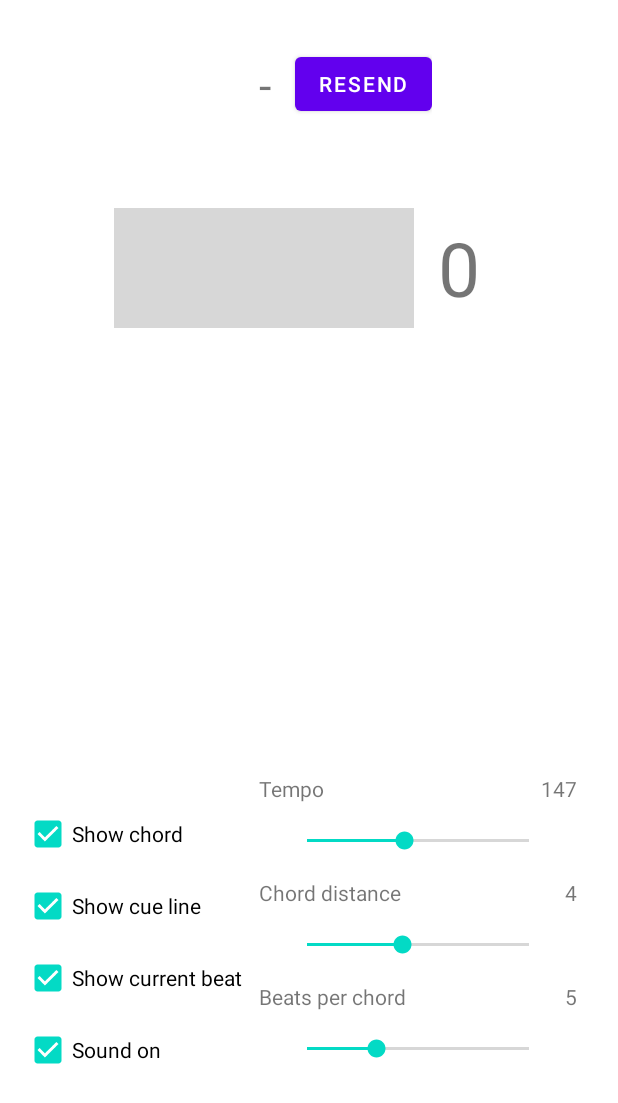
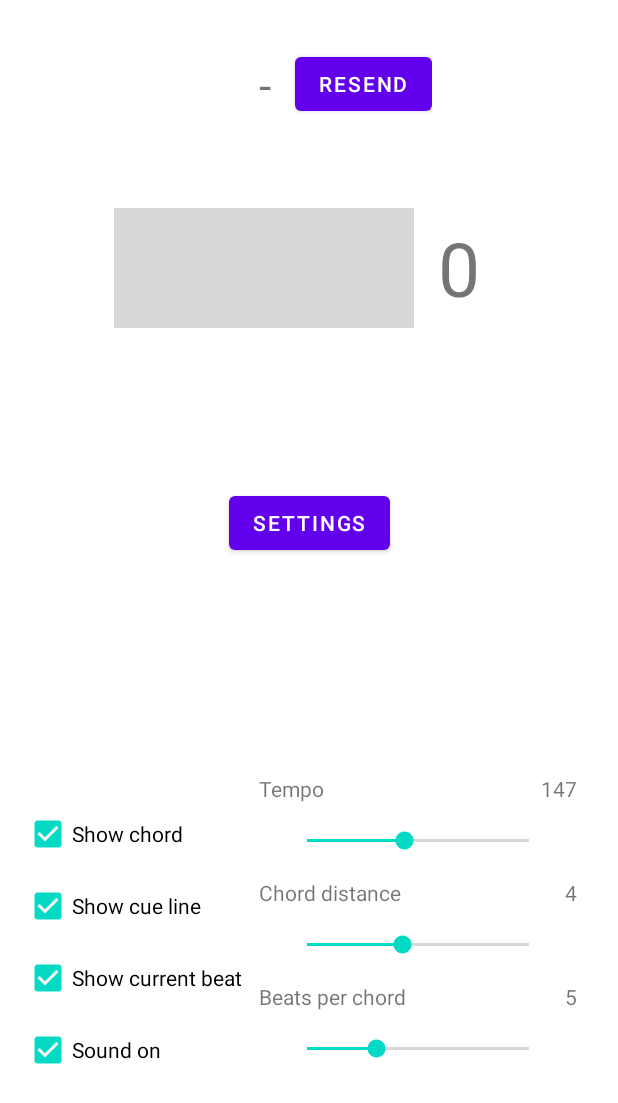
Before and after one commit to tunepruner/PianoSergeant, an Android app: the screen it shows after launch (MainActivity), on a phone screen of 412 x 824 dp. Shown: the top 1103 px of the screen. Run offline under Robolectric (Android 15) with nearby library versions, the phone set to English and light mode, and no system bars; our stand-ins replace navigation-ui; pictures from the network do not load.

Commit message:
add settings fragment

```diff
--- a/app/build.gradle
+++ b/app/build.gradle
@@ -12,7 +12,7 @@ android {
 
     defaultConfig {
         applicationId "com.example.musictraining"
-        minSdkVersion 24
+        minSdkVersion 26
         targetSdkVersion 31
         versionCode 1
         versionName "1.0"
@@ -58,6 +58,7 @@ dependencies {
     implementation 'androidx.navigation:navigation-fragment-ktx:2.3.5'
     implementation 'androidx.navigation:navigation-ui-ktx:2.3.5'
     implementation 'androidx.datastore:datastore:1.0.0'
+    implementation 'androidx.legacy:legacy-support-v4:1.0.0'
     testImplementation 'junit:junit:4.+'
     androidTestImplementation 'androidx.test.ext:junit:1.1.3'
     androidTestImplementation 'androidx.test.espresso:espresso-core:3.4.0'
--- a/app/src/main/java/com/tunepruner/musictraining/ui/DrillFragment.kt
+++ b/app/src/main/java/com/tunepruner/musictraining/ui/DrillFragment.kt
@@ -7,6 +7,7 @@ import android.view.ViewGroup
 import android.widget.CheckBox
 import android.widget.SeekBar
 import androidx.fragment.app.Fragment
+import androidx.navigation.fragment.findNavController
 import com.example.musictraining.R
 import com.example.musictraining.databinding.FragmentMainBinding
 import com.tunepruner.musictraining.model.PlayState
@@ -107,6 +108,10 @@ class DrillFragment : Fragment() {
     }
 
     private fun setUpHandlers() {
+        binding.settingsButton.setOnClickListener {
+            findNavController().navigate(R.id.settings_fragment)
+        }
+
         binding.playButton.setOnClickListener {
             metronomeViewModel.onPlayStopButtonPressed()
         }
--- a/app/src/main/java/com/tunepruner/musictraining/ui/SecondFragment.kt
+++ b/app/src/main/java/com/tunepruner/musictraining/ui/SecondFragment.kt
@@ -34,7 +34,7 @@ class SecondFragment : Fragment() {
         super.onViewCreated(view, savedInstanceState)
 
         binding.buttonSecond.setOnClickListener {
-            findNavController().navigate(R.id.action_SecondFragment_to_FirstFragment)
+//            findNavController().navigate(R.id.act)
         }
     }
 
--- a/app/src/main/res/layout/fragment_main.xml
+++ b/app/src/main/res/layout/fragment_main.xml
@@ -254,5 +254,14 @@
             app:layout_constraintStart_toStartOf="parent"
             app:layout_constraintEnd_toEndOf="parent" />
 
+    <Button
+            android:id="@+id/settings_button"
+            android:text="@string/settings"
+            android:layout_width="wrap_content"
+            android:layout_height="wrap_content"
+            app:layout_constraintTop_toBottomOf="@+id/play_button"
+            app:layout_constraintEnd_toEndOf="parent"
+            app:layout_constraintStart_toStartOf="parent" />
+
 
 </androidx.constraintlayout.widget.ConstraintLayout>
--- a/app/src/main/res/navigation/nav_graph.xml
+++ b/app/src/main/res/navigation/nav_graph.xml
@@ -3,26 +3,22 @@
         xmlns:app="http://schemas.android.com/apk/res-auto"
         xmlns:tools="http://schemas.android.com/tools"
         android:id="@+id/nav_graph"
-        app:startDestination="@id/FirstFragment">
+        app:startDestination="@id/drill_fragment">
 
     <fragment
-            android:id="@+id/FirstFragment"
+            android:id="@+id/drill_fragment"
             android:name="com.tunepruner.musictraining.ui.DrillFragment"
-            android:label="@string/first_fragment_label"
+            android:label="Drill Fragment"
             tools:layout="@layout/fragment_main">
+        <action
+                android:id="@+id/action_drill_fragment_to_settings_fragment"
+                app:destination="@id/settings_fragment" />
+    </fragment>
 
-        <action
-                android:id="@+id/action_FirstFragment_to_SecondFragment"
-                app:destination="@id/SecondFragment" />
-    </fragment>
+
     <fragment
-            android:id="@+id/SecondFragment"
-            android:name="com.tunepruner.musictraining.ui.SecondFragment"
-            android:label="@string/second_fragment_label"
-            tools:layout="@layout/fragment_second">
-
-        <action
-                android:id="@+id/action_SecondFragment_to_FirstFragment"
-                app:destination="@id/FirstFragment" />
-    </fragment>
+            android:id="@+id/settings_fragment"
+            android:name="com.tunepruner.musictraining.ui.SettingsFragment"
+            android:label="Settings Fragment"
+            tools:layout="@layout/fragment_settings"/>
 </navigation>
```
Also changed, not shown: app/src/main/res/values/strings.xml (+82 -0 lines).
